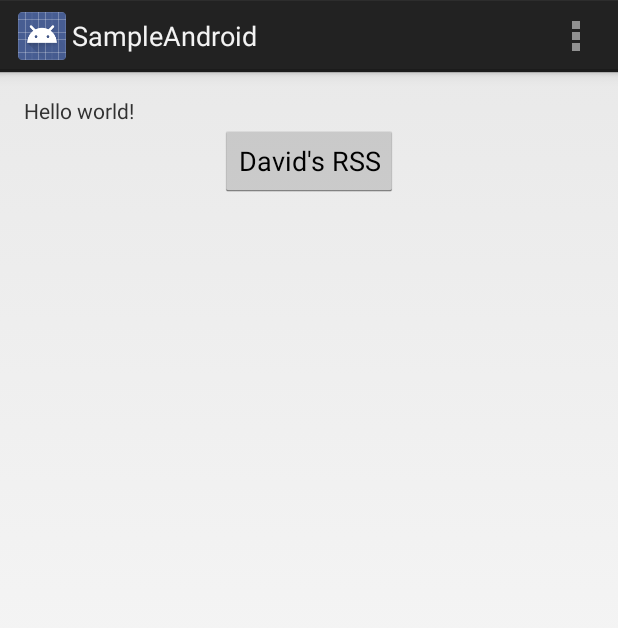
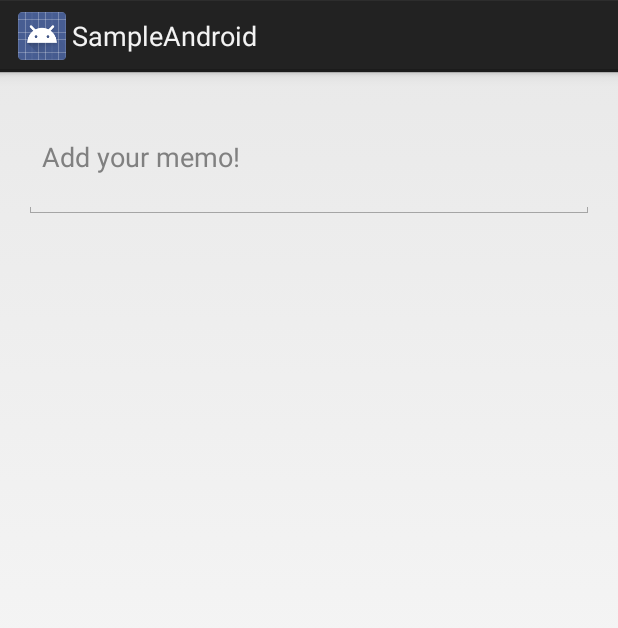
Before and after one commit to mahata/SampleAndroid, an Android app: the screen it shows after launch (MyActivity), on a phone screen of 412 x 824 dp. Shown: the top 628 px of the screen. Run offline under Robolectric (Android 15) with nearby library versions, the phone set to English and light mode, and no system bars.

```diff
--- a/app/build.gradle
+++ b/app/build.gradle
@@ -13,7 +13,7 @@ android {
     }
     buildTypes {
         release {
-            runProguard false
+            minifyEnabled true
             proguardFiles getDefaultProguardFile('proguard-android.txt'), 'proguard-rules.pro'
         }
     }
--- a/app/src/main/java/ymahata/slis/tsukuba/ac/jp/sampleandroid/MyActivity.java
+++ b/app/src/main/java/ymahata/slis/tsukuba/ac/jp/sampleandroid/MyActivity.java
@@ -4,7 +4,6 @@ import android.app.Activity;
 import android.os.Bundle;
 import android.view.Menu;
 import android.view.MenuItem;
-import com.sun.syndication.feed.synd.SyndEntry;
 
 public class MyActivity extends Activity {
 
@@ -18,7 +17,7 @@ public class MyActivity extends Activity {
     @Override
     public boolean onCreateOptionsMenu(Menu menu) {
         // Inflate the menu; this adds items to the action bar if it is present.
-        getMenuInflater().inflate(R.menu.my, menu);
+//        getMenuInflater().inflate(R.menu.my, menu);
         return true;
     }
 
--- a/app/src/main/res/layout/activity_my.xml
+++ b/app/src/main/res/layout/activity_my.xml
@@ -8,18 +8,19 @@
     android:paddingBottom="@dimen/activity_vertical_margin"
     tools:context=".MyActivity">
 
-    <TextView
-        android:text="@string/hello_world"
-        android:layout_width="wrap_content"
-        android:layout_height="wrap_content"
-        android:id="@+id/textView" />
-
-    <Button
-        android:layout_width="wrap_content"
-        android:layout_height="wrap_content"
-        android:text="David's RSS"
-        android:id="@+id/button"
-        android:layout_below="@+id/textView"
-        android:layout_centerHorizontal="true" />
-
+    <ScrollView
+        android:layout_width="match_parent"
+        android:layout_height="match_parent"
+        >
+        <EditText
+            android:layout_width="match_parent"
+            android:layout_height="wrap_content"
+            android:id="@+id/editText"
+            android:layout_alignParentEnd="true"
+            android:layout_alignParentStart="true"
+            android:inputType="textMultiLine"
+            android:minLines="3"
+            android:hint="Add your memo!"
+            />
+    </ScrollView>
 </RelativeLayout>
--- a/build.gradle
+++ b/build.gradle
@@ -5,7 +5,7 @@ buildscript {
         jcenter()
     }
     dependencies {
-        classpath 'com.android.tools.build:gradle:0.12.2'
+        classpath 'com.android.tools.build:gradle:1.0.0-rc1'
 
         // NOTE: Do not place your application dependencies here; they belong
         // in the individual module build.gradle files
```
Also changed, not shown: gradle/wrapper/gradle-wrapper.properties, 2 other files.
